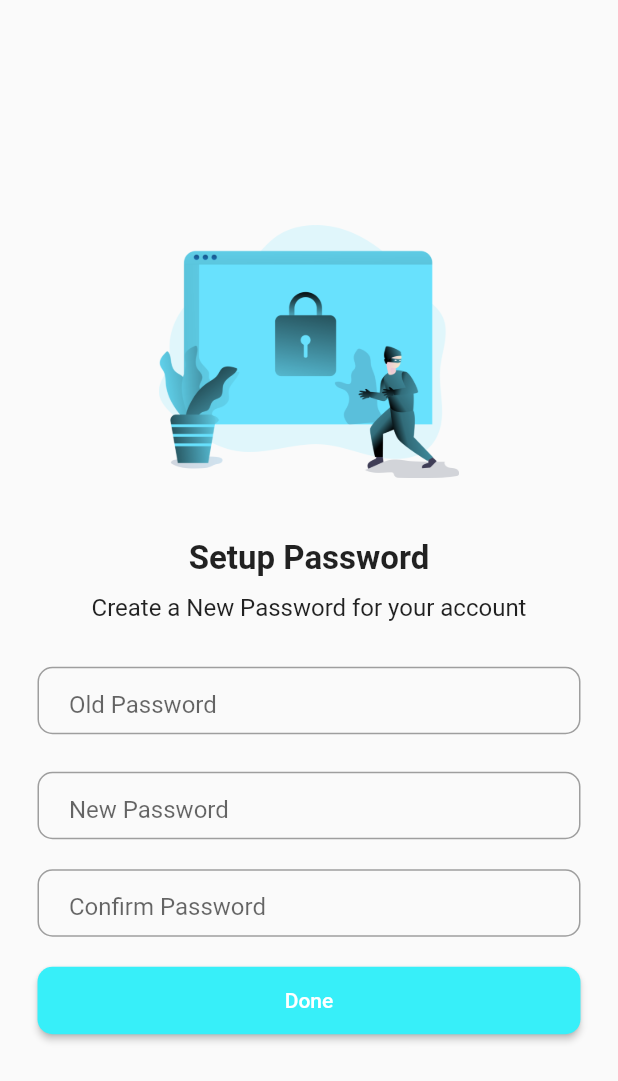
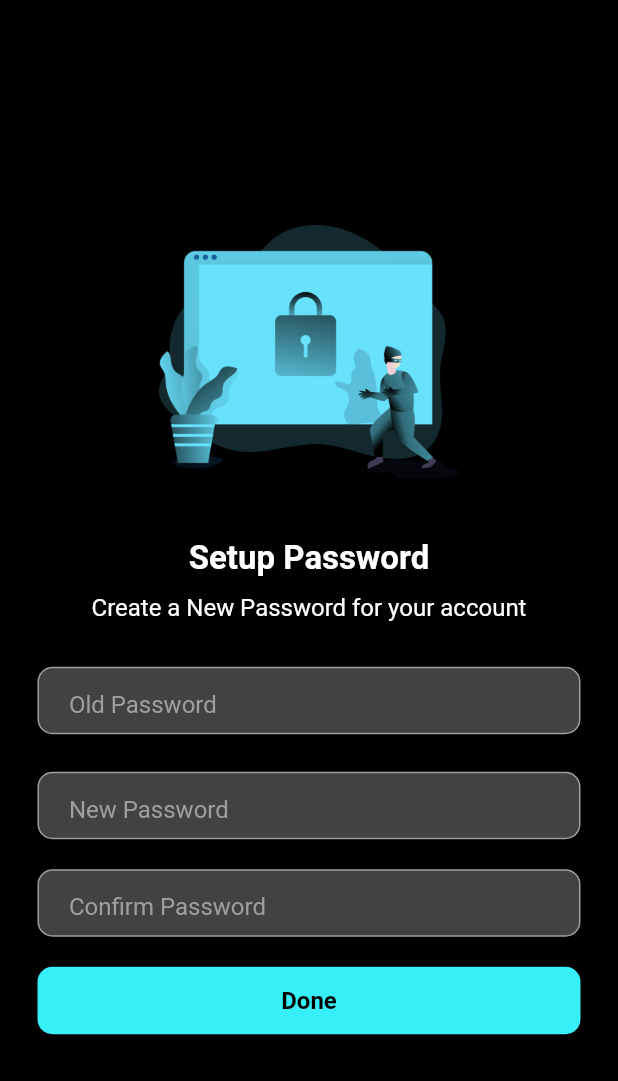
Before and after one commit to Churanta/Flutter-Ble-and-MQTT, a Flutter app: the MyPassword screen opened by its route, on a phone screen of 412 x 824 dp. Shown: the top 1081 px of the screen. Run offline on Flutter 3.47's test engine with Material 2 defaults, Android fonts, the phone set to English and light mode, and no system bars; our stand-ins replace flutter_blue, flutter_spinbox, fluttertoast, lottie, pinput, shared_preferences; missing offline and left inert: mqtt_client; accounts and stored records are empty; network calls fail.

Commit message:
first commit

```diff
--- a/lib/Password.dart
+++ b/lib/Password.dart
@@ -1,5 +1,3 @@
-//update password
-
 import 'package:flutter/material.dart';
 import 'package:heat_pump/services/auth.dart';
 
@@ -25,6 +23,7 @@ class _MyPasswordState extends State<MyPassword> {
   @override
   Widget build(BuildContext context) {
     return Scaffold(
+      backgroundColor: Colors.black,
       body: Container(
         margin: const EdgeInsets.only(left: 25, right: 25),
         alignment: Alignment.center,
@@ -42,7 +41,11 @@ class _MyPasswordState extends State<MyPassword> {
               ),
               const Text(
                 "Setup Password",
-                style: TextStyle(fontSize: 22, fontWeight: FontWeight.bold),
+                style: TextStyle(
+                  fontSize: 22,
+                  fontWeight: FontWeight.bold,
+                  color: Colors.white,
+                ),
               ),
               const SizedBox(
                 height: 10,
@@ -51,6 +54,7 @@ class _MyPasswordState extends State<MyPassword> {
                 "Create a New Password for your account",
                 style: TextStyle(
                   fontSize: 16,
+                  color: Colors.white,
                 ),
                 textAlign: TextAlign.center,
               ),
@@ -61,7 +65,9 @@ class _MyPasswordState extends State<MyPassword> {
                 height: 45,
                 decoration: BoxDecoration(
                   border: Border.all(width: 1, color: Colors.grey),
-                    borderRadius: BorderRadius.circular(10)),
+                  borderRadius: BorderRadius.circular(10),
+                  color: Colors.grey[800],
+                ),
                 child: Row(
                   mainAxisAlignment: MainAxisAlignment.center,
                   children: [
@@ -76,11 +82,14 @@ class _MyPasswordState extends State<MyPassword> {
                         onChanged: (value) {
                           old_pass = value;
                         },
+                        style: TextStyle(color: Colors.white),
                         decoration: const InputDecoration(
                           border: InputBorder.none,
                           hintText: "Old Password",
+                          hintStyle: TextStyle(color: Colors.grey),
                         ),
-                    ))
+                      ),
+                    ),
                   ],
                 ),
               ),
@@ -91,7 +100,9 @@ class _MyPasswordState extends State<MyPassword> {
                 height: 45,
                 decoration: BoxDecoration(
                   border: Border.all(width: 1, color: Colors.grey),
-                    borderRadius: BorderRadius.circular(10)),
+                  borderRadius: BorderRadius.circular(10),
+                  color: Colors.grey[800],
+                ),
                 child: Row(
                   mainAxisAlignment: MainAxisAlignment.center,
                   children: [
@@ -106,11 +117,14 @@ class _MyPasswordState extends State<MyPassword> {
                         onChanged: (value) {
                           new_password = value;
                         },
+                        style: TextStyle(color: Colors.white),
                         decoration: const InputDecoration(
                           border: InputBorder.none,
                           hintText: "New Password",
+                          hintStyle: TextStyle(color: Colors.grey),
                         ),
-                    ))
+                      ),
+                    ),
                   ],
                 ),
               ),
@@ -121,7 +135,9 @@ class _MyPasswordState extends State<MyPassword> {
                 height: 45,
                 decoration: BoxDecoration(
                   border: Border.all(width: 1, color: Colors.grey),
-                    borderRadius: BorderRadius.circular(10)),
+                  borderRadius: BorderRadius.circular(10),
+                  color: Colors.grey[800],
+                ),
                 child: Row(
                   mainAxisAlignment: MainAxisAlignment.center,
                   children: [
@@ -136,11 +152,14 @@ class _MyPasswordState extends State<MyPassword> {
                         onChanged: (value) {
                           confirm_password = value;
                         },
+                        style: TextStyle(color: Colors.white),
                         decoration: const InputDecoration(
                           border: InputBorder.none,
                           hintText: "Confirm Password",
+                          hintStyle: TextStyle(color: Colors.grey),
                         ),
-                    ))
+                      ),
+                    ),
                   ],
                 ),
               ),
@@ -152,17 +171,31 @@ class _MyPasswordState extends State<MyPassword> {
                 height: 45,
                 child: ElevatedButton(
                   style: ElevatedButton.styleFrom(
-                        backgroundColor:
-                            const Color.fromARGB(255, 55, 239, 249),
+                    backgroundColor: const Color.fromARGB(255, 55, 239, 249),
                     shape: RoundedRectangleBorder(
-                            borderRadius: BorderRadius.circular(10))),
+                      borderRadius: BorderRadius.circular(10),
+                    ),
+                  ),
                   onPressed: () async {
                     if (await password(
-                          old_pass, new_password, confirm_password, context))
+                      old_pass,
+                      new_password,
+                      confirm_password,
+                      context,
+                    )) {
                       Navigator.pushNamed(context, 'login');
+                    }
                   },
-                    child: const Text("Done")),
-              )
+                  child: const Text(
+                    "Done",
+                    style: TextStyle(
+                      fontSize: 16,
+                      fontWeight: FontWeight.bold,
+                      color: Colors.black,
+                    ),
+                  ),
+                ),
+              ),
             ],
           ),
         ),
```
Also changed, not shown: lib/email.dart (+34 -21 lines). Lines whose indentation alone changed are shown as unchanged.
